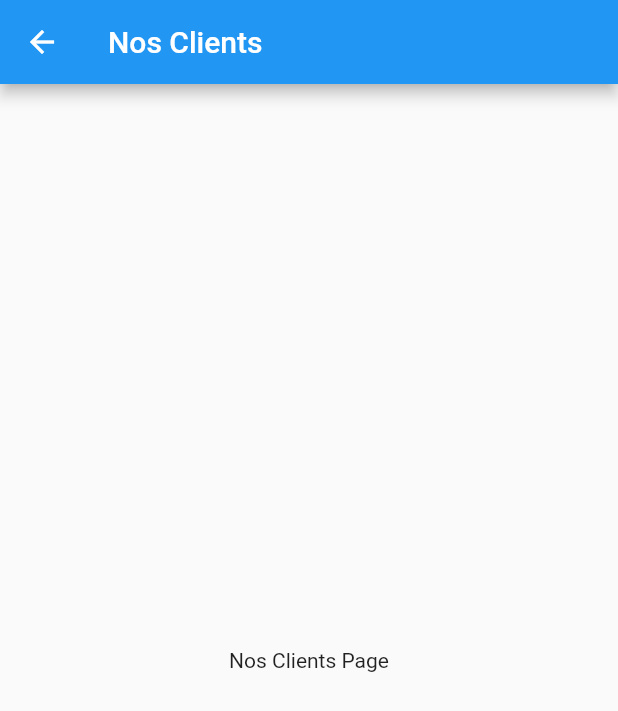
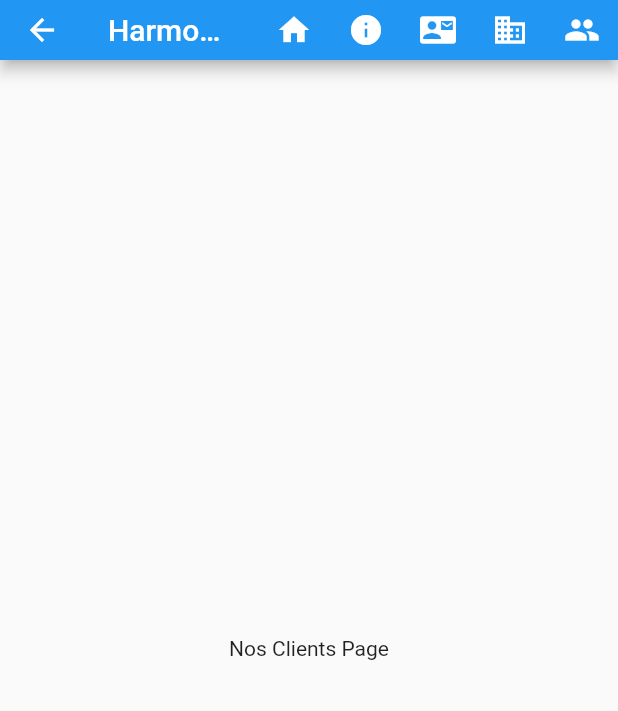
Before and after one commit to samuelnihoul/harmonia-ekoConsulting, a Flutter app: the NosClients screen opened by its route, on a phone screen of 412 x 824 dp. Shown: the top 711 px of the screen. Run offline on Flutter 3.47's test engine with Material 2 defaults, Android fonts, the phone set to English and light mode, and no system bars.

Commit message:
appbar everywhere

```diff
--- a/harmoniaekoconsulting/lib/pages/about.dart
+++ b/harmoniaekoconsulting/lib/pages/about.dart
@@ -1,12 +1,11 @@
 import 'package:flutter/material.dart';
+import '../widgets/appBar.dart';
 
 class About extends StatelessWidget {
   @override
   Widget build(BuildContext context) {
     return Scaffold(
-      appBar: AppBar(
-        title: Text('About'),
-      ),
+      appBar: ApppBar(),
       body: Center(
         child: Text('About Page'),
       ),
--- a/harmoniaekoconsulting/lib/pages/contact.dart
+++ b/harmoniaekoconsulting/lib/pages/contact.dart
@@ -1,12 +1,11 @@
 import 'package:flutter/material.dart';
+import '../widgets/appBar.dart';
 
 class Contact extends StatelessWidget {
   @override
   Widget build(BuildContext context) {
     return Scaffold(
-      appBar: AppBar(
-        title: Text('Contact'),
-      ),
+      appBar: ApppBar(),
       body: Center(
         child: Text('Contact Page'),
       ),
--- a/harmoniaekoconsulting/lib/pages/home.dart
+++ b/harmoniaekoconsulting/lib/pages/home.dart
@@ -1,5 +1,6 @@
 import 'package:flutter/material.dart';
 import '../widgets/appBar.dart';
+
 class MyHomePage extends StatelessWidget {
   @override
   Widget build(BuildContext context) {
@@ -11,4 +12,3 @@ class MyHomePage extends StatelessWidget {
     );
   }
 }
-~
--- a/harmoniaekoconsulting/lib/pages/nosClients.dart
+++ b/harmoniaekoconsulting/lib/pages/nosClients.dart
@@ -1,12 +1,11 @@
 import 'package:flutter/material.dart';
+import '../widgets/appBar.dart';
 
 class NosClients extends StatelessWidget {
   @override
   Widget build(BuildContext context) {
     return Scaffold(
-      appBar: AppBar(
-        title: Text('Nos Clients'),
-      ),
+      appBar: ApppBar(),
       body: Center(
         child: Text('Nos Clients Page'),
       ),
--- a/harmoniaekoconsulting/lib/pages/notreOffre.dart
+++ b/harmoniaekoconsulting/lib/pages/notreOffre.dart
@@ -1,12 +1,11 @@
 import 'package:flutter/material.dart';
+import '../widgets/appBar.dart';
 
 class NotreOffre extends StatelessWidget {
   @override
   Widget build(BuildContext context) {
     return Scaffold(
-      appBar: AppBar(
-        title: Text('Notre Offre'),
-      ),
+      appBar: ApppBar(),
       body: Center(
         child: Text('Notre Offre Page'),
       ),
```
